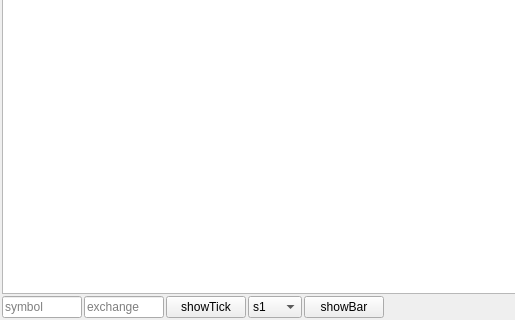
Before: the Qt Designer form datafeed/ui/contractform.ui in xclxxl414/bftrader, drawn with Qt 5; both pictures show x 0 to 515 and y 202 to 522 of the 718 by 522 pixel window.
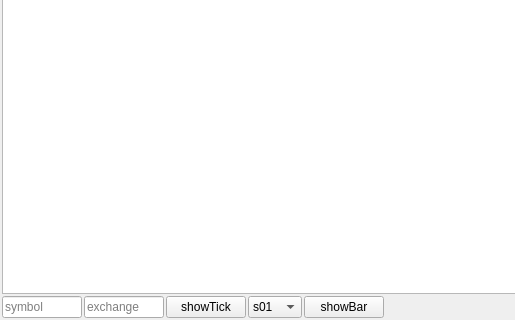
After: the same form once the commit is applied.

What changed in the file:
```diff
--- a/datafeed/ui/contractform.ui
+++ b/datafeed/ui/contractform.ui
@@ -89,7 +89,7 @@
       <widget class="QComboBox" name="comboBox">
        <item>
         <property name="text">
-         <string>s1</string>
+         <string>s01</string>
         </property>
        </item>
        <item>
```
Left out of the diff: 16 changed lines with no effect on the pictures.
